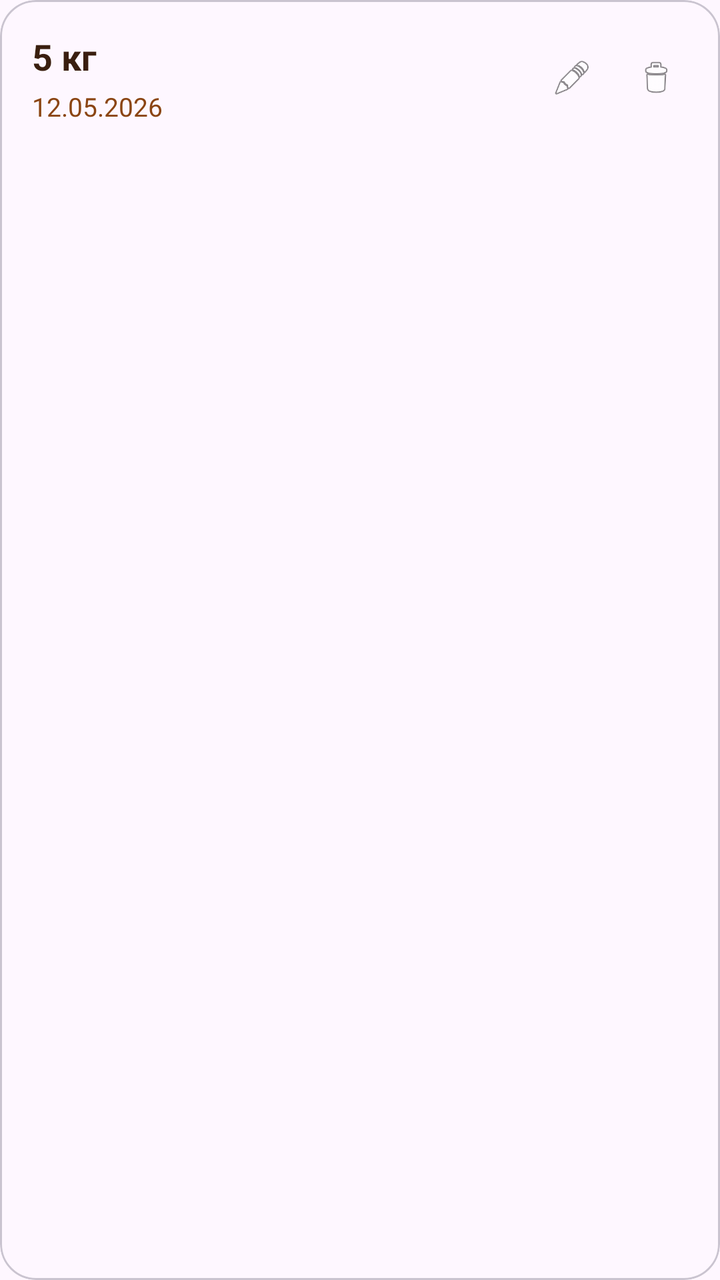
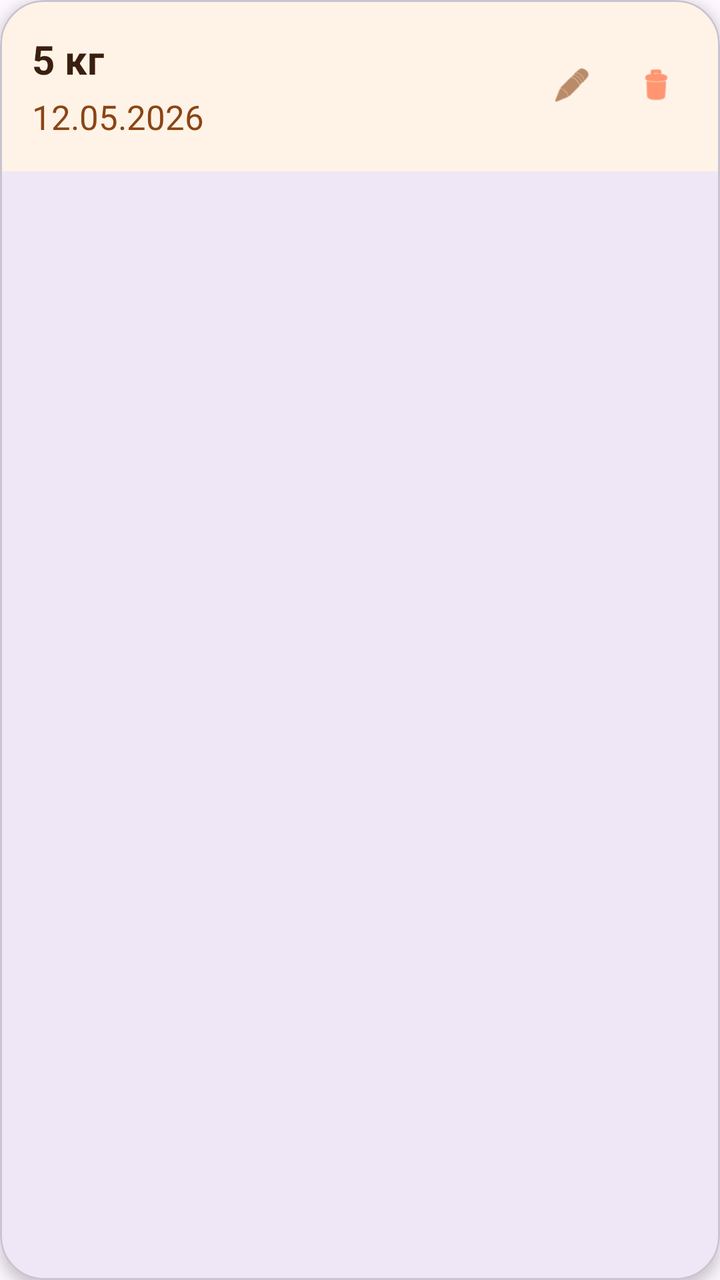

Two renders of the same Android screen: before a commit and after it. Below are the layout's source before the change and the commit's diff.
<!-- AndroidManifest.xml: application theme Theme.MyPet -->
<!-- res/layout/item_measurement.xml -->
<?xml version="1.0" encoding="utf-8"?>
<com.google.android.material.card.MaterialCardView
    xmlns:android="http://schemas.android.com/apk/res/android"
    xmlns:app="http://schemas.android.com/apk/res-auto"
    android:layout_width="match_parent"
    android:layout_height="wrap_content"
    android:layout_marginBottom="10dp"
    app:cardCornerRadius="18dp">

    <LinearLayout
        android:layout_width="match_parent"
        android:layout_height="wrap_content"
        android:orientation="horizontal"
        android:padding="16dp"
        android:gravity="center_vertical">

        <LinearLayout
            android:layout_width="0dp"
            android:layout_height="wrap_content"
            android:layout_weight="1"
            android:orientation="vertical">

            <TextView
                android:id="@+id/tvValue"
                android:text="5 кг"
                android:textSize="18sp"
                android:textStyle="bold"
                android:textColor="#3A1F0F"
                android:layout_width="wrap_content"
                android:layout_height="wrap_content"/>

            <TextView
                android:id="@+id/tvDate"
                android:text="12.05.2026"
                android:textSize="13sp"
                android:textColor="#8B4513"
                android:layout_width="wrap_content"
                android:layout_height="wrap_content"
                android:layout_marginTop="4dp"/>
        </LinearLayout>

        <ImageView
            android:id="@+id/ivEdit"
            android:layout_width="32dp"
            android:layout_height="32dp"
            android:src="@android:drawable/ic_menu_edit"
            android:padding="6dp"/>

        <ImageView
            android:id="@+id/ivDelete"
            android:layout_width="32dp"
            android:layout_height="32dp"
            android:layout_marginStart="10dp"
            android:src="@android:drawable/ic_menu_delete"
            android:padding="6dp"/>
    </LinearLayout>

</com.google.android.material.card.MaterialCardView>
<!-- resources referenced by this layout -->
<resources>
  <style name="Theme.MyPet" parent="Base.Theme.MyPet" />
  <style name="Base.Theme.MyPet" parent="Theme.Material3.DayNight.NoActionBar">
          
          
      </style>
</resources>

<!-- the commit's change to res/layout/item_measurement.xml (unified diff, before → after) -->
@@ -4,14 +4,16 @@
     xmlns:app="http://schemas.android.com/apk/res-auto"
     android:layout_width="match_parent"
     android:layout_height="wrap_content"
-    android:layout_marginBottom="10dp"
-    app:cardCornerRadius="18dp">
+    android:layout_marginBottom="14dp"
+    app:cardCornerRadius="22dp"
+    app:cardElevation="4dp">
 
     <LinearLayout
         android:layout_width="match_parent"
         android:layout_height="wrap_content"
         android:orientation="horizontal"
         android:padding="16dp"
+        android:background="#FFF3E8"
         android:gravity="center_vertical">
 
         <LinearLayout
@@ -23,7 +25,7 @@
             <TextView
                 android:id="@+id/tvValue"
                 android:text="5 кг"
-                android:textSize="18sp"
+                android:textSize="20sp"
                 android:textStyle="bold"
                 android:textColor="#3A1F0F"
                 android:layout_width="wrap_content"
@@ -32,7 +34,7 @@
             <TextView
                 android:id="@+id/tvDate"
                 android:text="12.05.2026"
-                android:textSize="13sp"
+                android:textSize="17sp"
                 android:textColor="#8B4513"
                 android:layout_width="wrap_content"
                 android:layout_height="wrap_content"
@@ -44,7 +46,8 @@
             android:layout_width="32dp"
             android:layout_height="32dp"
             android:src="@android:drawable/ic_menu_edit"
-            android:padding="6dp"/>
+            android:padding="6dp"
+            app:tint="#8B4513"/>
 
         <ImageView
             android:id="@+id/ivDelete"
@@ -52,7 +55,8 @@
             android:layout_height="32dp"
             android:layout_marginStart="10dp"
             android:src="@android:drawable/ic_menu_delete"
-            android:padding="6dp"/>
+            android:padding="6dp"
+            app:tint="#FF5722"/>
     </LinearLayout>
 
 </com.google.android.material.card.MaterialCardView>
